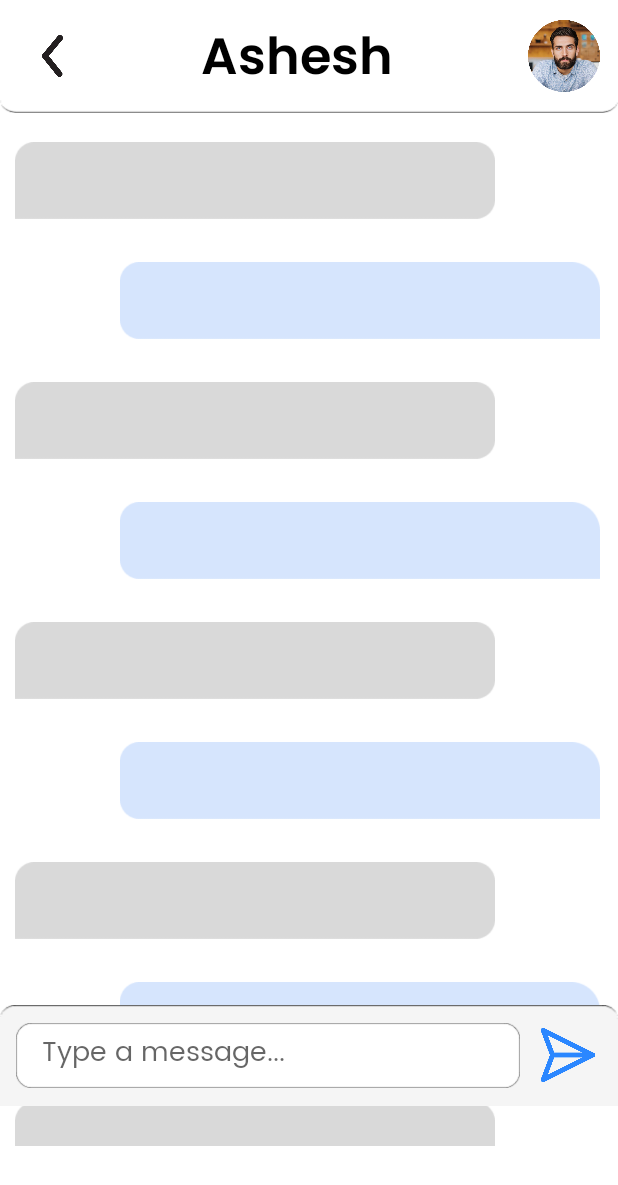
After one commit to Geek-Monke/Lets-Talk, an Android app: the layout activity_chat_screen.xml on its own in the app's theme, with its tools: preview values and no code run, on a phone screen of 412 x 824 dp. The commit adds this screen. Shown: the top 1185 px of the screen. Run offline under Robolectric (Android 15) with nearby library versions, the phone set to English and light mode, and no system bars.

Commit message:
Chat interface done

```diff
--- a/app/src/main/AndroidManifest.xml
+++ b/app/src/main/AndroidManifest.xml
@@ -12,6 +12,12 @@
         android:supportsRtl="true"
         android:theme="@style/Theme.LetsTalk"
         tools:targetApi="31">
+        <activity
+            android:name=".recycler_chatScreen"
+            android:exported="false" />
+        <activity
+            android:name=".chat_screen"
+            android:exported="false" />
         <activity
             android:name=".MainActivity"
             android:exported="true">
--- /dev/null
+++ b/app/src/main/java/com/example/letstalk/chat_screen.java
@@ -0,0 +1,14 @@
+package com.example.letstalk;
+
+import androidx.appcompat.app.AppCompatActivity;
+
+import android.os.Bundle;
+
+public class chat_screen extends AppCompatActivity {
+
+    @Override
+    protected void onCreate(Bundle savedInstanceState) {
+        super.onCreate(savedInstanceState);
+        setContentView(R.layout.activity_chat_screen);
+    }
+}
--- /dev/null
+++ b/app/src/main/java/com/example/letstalk/recycler_chatScreen.java
@@ -0,0 +1,14 @@
+package com.example.letstalk;
+
+import androidx.appcompat.app.AppCompatActivity;
+
+import android.os.Bundle;
+
+public class recycler_chatScreen extends AppCompatActivity {
+
+    @Override
+    protected void onCreate(Bundle savedInstanceState) {
+        super.onCreate(savedInstanceState);
+        setContentView(R.layout.activity_recycler_chat_screen);
+    }
+}
--- /dev/null
+++ b/app/src/main/res/layout/activity_chat_screen.xml
@@ -0,0 +1,100 @@
+<RelativeLayout xmlns:android="http://schemas.android.com/apk/res/android"
+    xmlns:tools="http://schemas.android.com/tools"
+    android:id="@+id/chat_layout"
+    android:layout_width="match_parent"
+    android:layout_height="match_parent">
+
+    <RelativeLayout
+        android:id="@+id/header2"
+        android:layout_width="match_parent"
+        android:layout_height="75dp"
+        android:background="@drawable/header2">
+
+        <ImageView
+            android:id="@+id/back_button"
+            android:layout_width="48dp"
+            android:layout_height="48dp"
+            android:layout_marginStart="12dp"
+            android:layout_centerVertical="true"
+            android:src="@drawable/back_button" />
+
+        <TextView
+            android:layout_width="wrap_content"
+            android:layout_height="wrap_content"
+            android:layout_alignParentStart="true"
+            android:layout_centerVertical="true"
+            android:layout_marginStart="134dp"
+            android:layout_marginBottom="24dp"
+            android:fontFamily="@font/poppins_semibold"
+            android:text="@string/ashesh"
+            android:textColor="@color/black"
+            android:textSize="34sp" />
+        <ImageView
+            android:id="@+id/person_1"
+            android:layout_width="48dp"
+            android:layout_height="48dp"
+            android:layout_marginEnd="12dp"
+            android:layout_alignParentRight="true"
+            android:layout_centerVertical="true"
+            android:src="@drawable/icon1" />
+
+    </RelativeLayout>
+
+    <LinearLayout
+        android:id="@+id/chat_screen"
+        android:layout_below="@+id/header2"
+        android:layout_width="match_parent"
+        android:layout_height="match_parent"
+        android:layout_marginBottom="60dp">
+    <androidx.recyclerview.widget.RecyclerView
+        android:id="@+id/chat_recycler_view"
+        android:layout_width="match_parent"
+        android:layout_height="match_parent"
+        android:src="@drawable/footer"
+        tools:listitem="@layout/activity_recycler_chat_screen"
+        />
+    </LinearLayout>
+
+    <RelativeLayout
+        android:id="@+id/message_input_layout"
+        android:layout_width="match_parent"
+        android:layout_height="67dp"
+        android:layout_marginTop="670dp"
+        android:background="@drawable/footer2"
+        android:orientation="horizontal">
+
+        <ImageView
+            android:id="@+id/mic_button"
+            android:layout_width="44dp"
+            android:layout_height="44dp"
+            android:layout_marginRight="11dp"
+            android:layout_centerVertical="true"
+            android:layout_centerHorizontal="true"
+            android:layout_alignParentRight="true"
+            android:src="@drawable/send_button" />
+        <ImageView
+            android:layout_width="match_parent"
+            android:layout_height="wrap_content"
+            android:src="@drawable/sms_type"
+            android:padding="5dp"
+            android:layout_marginStart="5dp"
+            android:layout_marginEnd="60dp"/>
+        <EditText
+            android:id="@+id/message_input"
+            android:layout_width="match_parent"
+            android:layout_height="wrap_content"
+            android:layout_marginLeft="20dp"
+            android:layout_marginRight="64dp"
+            android:layout_marginTop="8dp"
+            android:background="@android:color/transparent"
+            android:hint="Type a message..."
+            android:inputType="textMultiLine"
+            android:maxLines="4"
+            android:minHeight="48dp"
+            android:padding="8dp"
+            android:textColor="#000"
+            android:textSize="18sp"
+            android:fontFamily="@font/poppins_regular"/>
+
+    </RelativeLayout>
+</RelativeLayout>
--- /dev/null
+++ b/app/src/main/res/layout/activity_recycler_chat_screen.xml
@@ -0,0 +1,198 @@
+<?xml version="1.0" encoding="utf-8"?>
+<LinearLayout xmlns:android="http://schemas.android.com/apk/res/android"
+    xmlns:app="http://schemas.android.com/apk/res-auto"
+    xmlns:tools="http://schemas.android.com/tools"
+    android:layout_width="match_parent"
+    android:layout_height="match_parent"
+    android:orientation="vertical"
+    tools:context=".recycler_chatScreen">
+
+    <LinearLayout
+        android:layout_width="match_parent"
+        android:layout_height="70dp"
+        android:orientation="horizontal"
+        android:layout_marginStart="10dp"
+        android:layout_marginTop="10dp"
+        android:layout_marginEnd="10dp">
+
+        <ImageView
+            android:layout_width="320dp"
+            android:layout_height="wrap_content"
+            android:src="@drawable/others_sms"/>
+    </LinearLayout>
+
+    <LinearLayout
+        android:layout_width="match_parent"
+        android:layout_height="70dp"
+        android:orientation="horizontal"
+        android:layout_marginStart="10dp"
+        android:layout_marginTop="10dp"
+        android:layout_marginEnd="10dp">
+
+        <ImageView
+            android:layout_width="320dp"
+            android:layout_height="wrap_content"
+            android:layout_marginLeft="70dp"
+            android:src="@drawable/my_sms"/>
+    </LinearLayout>
+
+    <LinearLayout
+        android:layout_width="match_parent"
+        android:layout_height="70dp"
+        android:orientation="horizontal"
+        android:layout_marginStart="10dp"
+        android:layout_marginTop="10dp"
+        android:layout_marginEnd="10dp">
+
+        <ImageView
+            android:layout_width="320dp"
+            android:layout_height="wrap_content"
+            android:src="@drawable/others_sms"/>
+    </LinearLayout>
+
+    <LinearLayout
+        android:layout_width="match_parent"
+        android:layout_height="70dp"
+        android:orientation="horizontal"
+        android:layout_marginStart="10dp"
+        android:layout_marginTop="10dp"
+        android:layout_marginEnd="10dp">
+
+        <ImageView
+            android:layout_width="320dp"
+            android:layout_height="wrap_content"
+            android:layout_marginLeft="70dp"
+            android:src="@drawable/my_sms"/>
+    </LinearLayout>
+
+    <LinearLayout
+        android:layout_width="match_parent"
+        android:layout_height="70dp"
+        android:orientation="horizontal"
+        android:layout_marginStart="10dp"
+        android:layout_marginTop="10dp"
+        android:layout_marginEnd="10dp">
+
+        <ImageView
+            android:layout_width="320dp"
+            android:layout_height="wrap_content"
+            android:src="@drawable/others_sms"/>
+    </LinearLayout>
+
+    <LinearLayout
+        android:layout_width="match_parent"
+        android:layout_height="70dp"
+        android:orientation="horizontal"
+        android:layout_marginStart="10dp"
+        android:layout_marginTop="10dp"
+        android:layout_marginEnd="10dp">
+
+        <ImageView
+            android:layout_width="320dp"
+            android:layout_height="wrap_content"
+            android:layout_marginLeft="70dp"
+            android:src="@drawable/my_sms"/>
+    </LinearLayout>
+
+    <LinearLayout
+        android:layout_width="match_parent"
+        android:layout_height="70dp"
+        android:orientation="horizontal"
+        android:layout_marginStart="10dp"
+        android:layout_marginTop="10dp"
+        android:layout_marginEnd="10dp">
+
+        <ImageView
+            android:layout_width="320dp"
+            android:layout_height="wrap_content"
+            android:src="@drawable/others_sms"/>
+    </LinearLayout>
+
+    <LinearLayout
+        android:layout_width="match_parent"
+        android:layout_height="70dp"
+        android:orientation="horizontal"
+        android:layout_marginStart="10dp"
+        android:layout_marginTop="10dp"
+        android:layout_marginEnd="10dp">
+
+        <ImageView
+            android:layout_width="320dp"
+            android:layout_height="wrap_content"
+            android:layout_marginLeft="70dp"
+            android:src="@drawable/my_sms"/>
+    </LinearLayout>
+
+    <LinearLayout
+        android:layout_width="match_parent"
+        android:layout_height="70dp"
+        android:orientation="horizontal"
+        android:layout_marginStart="10dp"
+        android:layout_marginTop="10dp"
+        android:layout_marginEnd="10dp">
+
+        <ImageView
+            android:layout_width="320dp"
+            android:layout_height="wrap_content"
+            android:src="@drawable/others_sms"/>
+    </LinearLayout>
+
+    <LinearLayout
+        android:layout_width="match_parent"
+        android:layout_height="70dp"
+        android:orientation="horizontal"
+        android:layout_marginStart="10dp"
+        android:layout_marginTop="10dp"
+        android:layout_marginEnd="10dp">
+
+        <ImageView
+            android:layout_width="320dp"
+            android:layout_height="wrap_content"
+            android:layout_marginLeft="70dp"
+            android:src="@drawable/my_sms"/>
+    </LinearLayout>
+
+    <LinearLayout
+        android:layout_width="match_parent"
+        android:layout_height="70dp"
+        android:orientation="horizontal"
+        android:layout_marginStart="10dp"
+        android:layout_marginTop="10dp"
+        android:layout_marginEnd="10dp">
+
+        <ImageView
+            android:layout_width="320dp"
+            android:layout_height="wrap_content"
+            android:src="@drawable/others_sms"/>
+    </LinearLayout>
+
+    <LinearLayout
+        android:layout_width="match_parent"
+        android:layout_height="70dp"
+        android:orientation="horizontal"
+        android:layout_marginStart="10dp"
+        android:layout_marginTop="10dp"
+        android:layout_marginEnd="10dp">
+
+        <ImageView
+            android:layout_width="320dp"
+            android:layout_height="wrap_content"
+            android:layout_marginLeft="70dp"
+            android:src="@drawable/my_sms"/>
+    </LinearLayout>
+
+    <LinearLayout
+        android:layout_width="match_parent"
+        android:layout_height="70dp"
+        android:orientation="horizontal"
+        android:layout_marginStart="10dp"
+        android:layout_marginTop="10dp"
+        android:layout_marginEnd="10dp">
+
+        <ImageView
+            android:layout_width="320dp"
+            android:layout_height="wrap_content"
+            android:src="@drawable/others_sms"/>
+    </LinearLayout>
+
+</LinearLayout>
--- a/app/src/main/res/layout/recyclerview_chatdrawer.xml
+++ b/app/src/main/res/layout/recyclerview_chatdrawer.xml
@@ -160,7 +160,7 @@
                 android:layout_height="17dp"
                 android:layout_marginStart="10dp"
                 android:fontFamily="@font/poppins_regular"
-                android:text="@string/sms3"
+                android:text="@string/sms_3"
                 android:textSize="10sp"
                 tools:ignore="SmallSp" />
         </LinearLayout>
--- a/app/src/main/res/values/strings.xml
+++ b/app/src/main/res/values/strings.xml
@@ -19,4 +19,6 @@
     <string name="sms5">kichu bolbo na</string>
     <string name="sixth_person">Debahuti</string>
     <string name="sms6">ami holam CR. amay tora pronam kor</string>
+    <string name="ashesh">Ashesh</string>
+    <string name="sms_3">Best manager, Captain cool</string>
 </resources>
```
Also changed, not shown: app/src/main/res/drawable/back_button.png (added), app/src/main/res/drawable/footer2.png (added), app/src/main/res/drawable/header2.png (added), app/src/main/res/drawable/my_sms.png (added), app/src/main/res/drawable/others_sms.png (added), app/src/main/res/drawable/send_button.png (added), app/src/main/res/drawable/sms_type.png (added).
